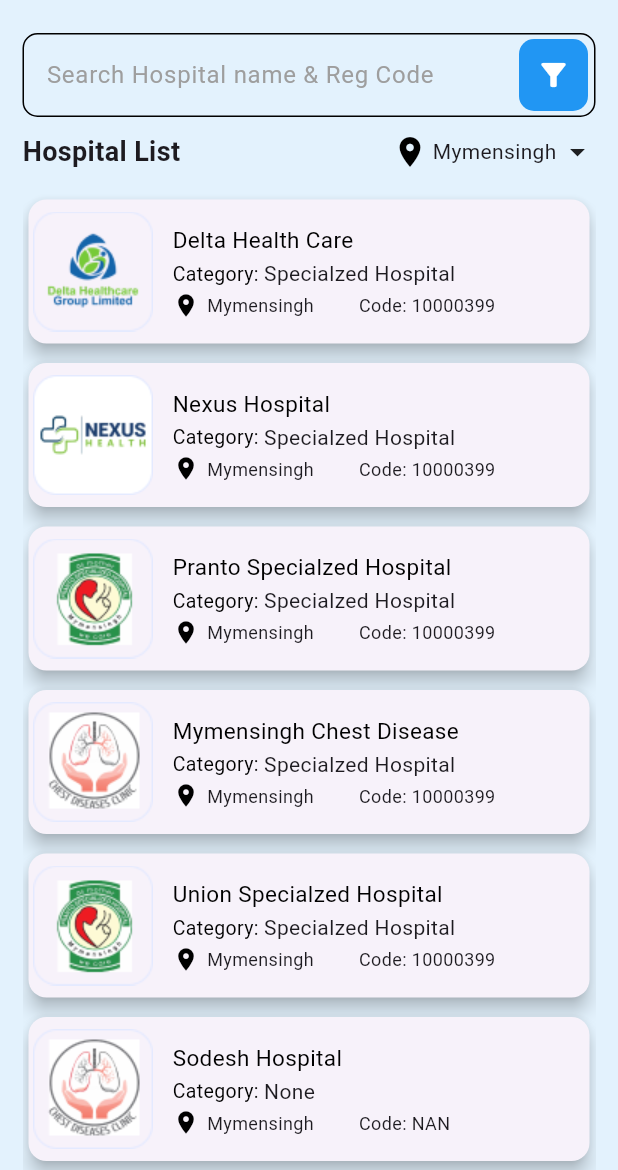
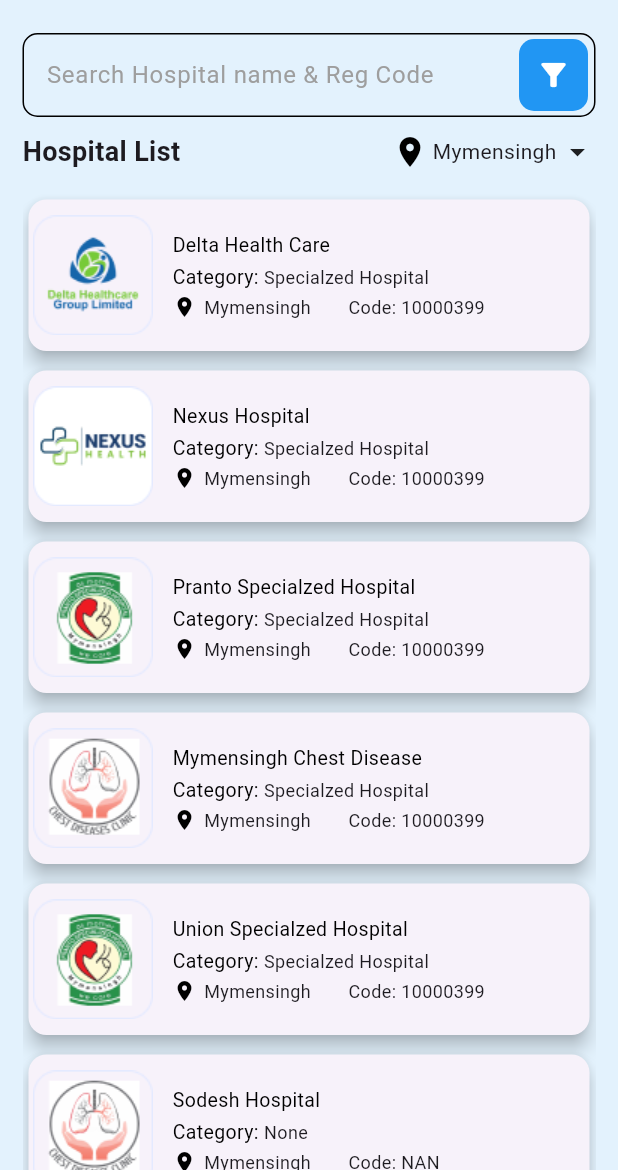
Before and after one commit to fahimshahariar09/doctor_appointment_project, a Flutter app: the SearchScreen screen opened directly, on a phone screen of 412 x 824 dp, the part 66-1236 px from its top. Run offline on Flutter 3.47's test engine with Material 3 defaults, Android fonts, the phone set to English and light mode, and no system bars; our stand-ins replace animated_notch_bottom_bar, get.

Commit message:
first commit

```diff
--- a/lib/view/screen/hospital/hospital_list.dart
+++ b/lib/view/screen/hospital/hospital_list.dart
@@ -140,7 +140,7 @@
                         code: 'NAN',
                         onTap: () {},
                       ),
-                      const SizedBox(height: 10),
+                      const SizedBox(height: 5),
                       const Text("No Data More"),
                     ],
                   ),
--- a/lib/view/screen/hospital/widget/hospital_list_card.dart
+++ b/lib/view/screen/hospital/widget/hospital_list_card.dart
@@ -28,7 +28,7 @@
             Padding(
               padding: const EdgeInsets.all(3),
               child: Container(
-                height: 90,
+                height: 95,
                 width: 80,
                 decoration: BoxDecoration(
                   borderRadius: BorderRadius.circular(10),
@@ -46,7 +46,7 @@
                   style: const TextStyle(
                     color: Colors.black,
                     fontWeight: FontWeight.w400,
-                    fontSize: 15,
+                    fontSize: 13,
                   ),
                 ),
                 const SizedBox(height: 2),
@@ -58,7 +58,7 @@
                     ),
                     Text(
                       category,
-                      style: const TextStyle(fontSize: 14),
+                      style: const TextStyle(fontSize: 12),
                     )
                   ],
                 ),
@@ -70,7 +70,7 @@
                         const Icon(
                           Icons.location_on,
                           color: Colors.black,
-                          size: 18,
+                          size: 16,
                         ),
                         const SizedBox(width: 5),
                         Text(
@@ -80,7 +80,7 @@
                       ],
                     ),
                     const SizedBox(
-                      width: 30,
+                      width: 25,
                     ),
                     Row(
                       children: [
```
